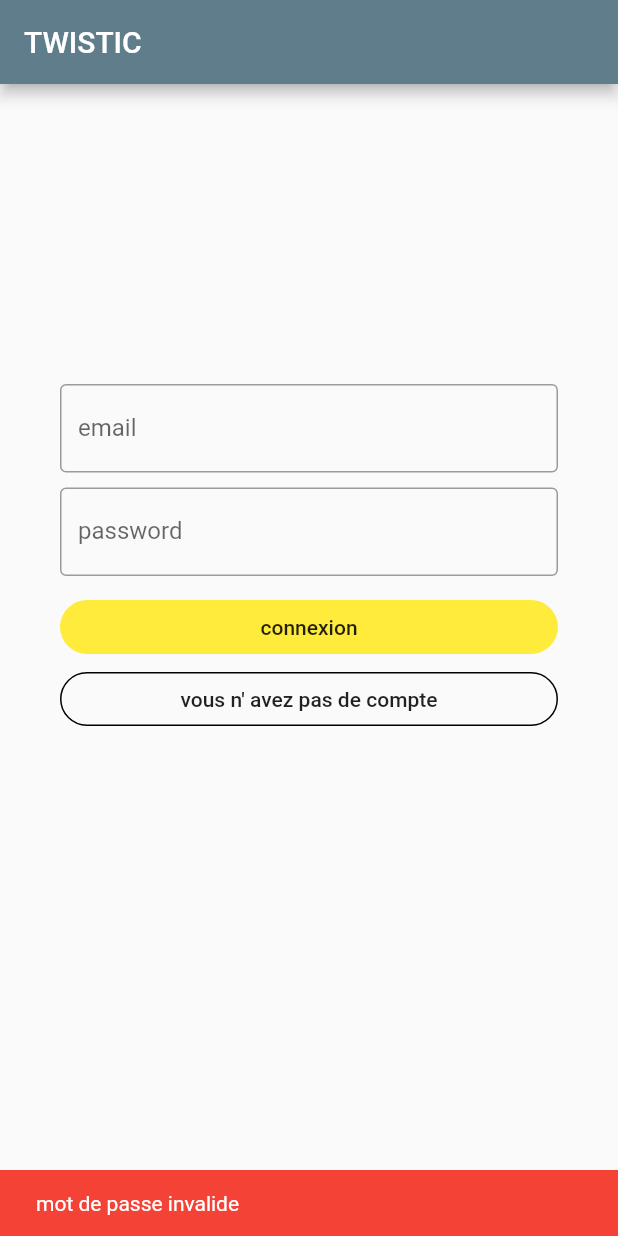
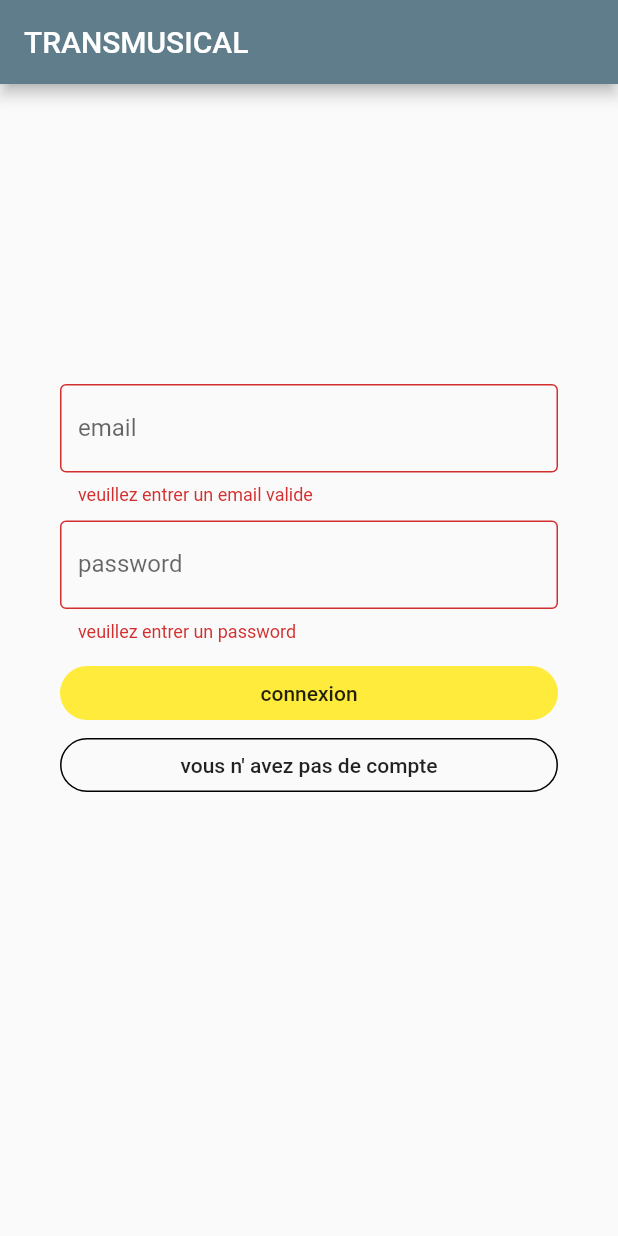
Before and after one commit to Bambamoussa/Transmusicales, a Flutter app: the screen it shows after launch, after a tap on "connexion", on a phone screen of 412 x 824 dp. Run offline on Flutter 3.47's test engine with Material 2 defaults, Android fonts, the phone set to English and light mode, and no system bars; our stand-ins replace cloud_firestore, email_validator, firebase_auth, firebase_core, firebase_database; accounts and stored records are empty.

```diff
--- a/lib/form/connexion.dart
+++ b/lib/form/connexion.dart
@@ -3,8 +3,6 @@ import 'package:flutter/material.dart';
 import 'package:provider/provider.dart';
 import 'package:tp3/home/home_screen.dart';
 import 'package:tp3/provider/user_provider.dart';
-import 'package:tp3/widgets/Values.dart';
-import 'package:tp3/widgets/app_library.dart';
 import 'package:email_validator/email_validator.dart';
 
 
@@ -20,13 +18,15 @@ class Connexion extends StatefulWidget {
 class _ConnexionState extends State<Connexion> {
   String email = "";
   String password = "";
+  String username = "";
   final _formkey = GlobalKey<FormState>();
-
   Future <void> submitForm()async {
     UserProvider userProvider = Provider.of<UserProvider>(context, listen: false);
+    if(_formkey.currentState!.validate()){
       final _result = await userProvider.signInWithEmailAndPassword(email, password);
+      username = await userProvider.fetchUsername();
       if (_result != null) {
-      Navigator.pushNamed(context, HomeScreen.routeName);
+        Navigator.pushNamed(context, HomeScreen.routeName, arguments: username);
       }
       else{
         ScaffoldMessenger.of(context).showSnackBar(
@@ -34,16 +34,19 @@ class _ConnexionState extends State<Connexion> {
         );
       }
     }
+
+  }
   @override
   Widget build(BuildContext context) {
     return Scaffold(
-      appBar: AppBar(title: const Text("TWISTIC"),
+      appBar: AppBar(title: const Text("TRANSMUSICAL"),
         backgroundColor: Colors.blueGrey,
       ),
       body: SingleChildScrollView(
         child: Container(
           padding: const EdgeInsets.symmetric(vertical: 200.0,horizontal: 40.0),
           child: Form(
+            key: _formkey,
             child: Column(
               mainAxisAlignment: MainAxisAlignment.center,
               crossAxisAlignment: CrossAxisAlignment.stretch,
@@ -57,11 +60,11 @@ class _ConnexionState extends State<Connexion> {
                   onChanged: (value)=> email = value,
                 ),
 
-                SizedBox(
+                const SizedBox(
                   height: 10,
                 ),
                 TextFormField(
-                  decoration: InputDecoration(
+                  decoration: const InputDecoration(
                       labelText: "password",
                       border: OutlineInputBorder()
                   ),
--- a/lib/form/inscription.dart
+++ b/lib/form/inscription.dart
@@ -1,12 +1,10 @@
 import 'package:email_validator/email_validator.dart';
 import 'package:flutter/cupertino.dart';
 import 'package:flutter/material.dart';
-import 'package:logger/logger.dart';
 import 'package:provider/provider.dart';
 import 'package:tp3/form/connexion.dart';
 import 'package:tp3/home/home_screen.dart';
 import 'package:tp3/provider/user_provider.dart';
-import 'package:tp3/widgets/Values.dart';
 class Inscription extends StatefulWidget {
   static const String routeName = '/inscription';
   const Inscription({Key? key}) : super(key: key);
@@ -23,9 +21,9 @@ class _InscriptionState extends State<Inscription> {
 Future<void> submitForm()async {
   UserProvider userProvider = Provider.of<UserProvider>(context,listen: false);
   if(_formkey.currentState!.validate()){
-    final _result =  await userProvider.registerWithEmailAndPassword( email,password,username);
+    final _result =  await userProvider.registerWithEmailAndPassword(email,password,username);
     if(_result != null) {
-      Navigator.pushNamed(context, HomeScreen.routeName);
+      Navigator.pushNamed(context, HomeScreen.routeName,arguments: username);
     }
     else{
       ScaffoldMessenger.of(context).showSnackBar(
@@ -37,7 +35,7 @@ Future<void> submitForm()async {
   @override
   Widget build(BuildContext context) {
     return  Scaffold(
-      appBar: AppBar(title: const Text("TWISTIC"),
+      appBar: AppBar(title: const Text("TRANSMUSICAL"),
         backgroundColor: Colors.blueGrey,
       ),
       body: SingleChildScrollView(
--- a/lib/main.dart
+++ b/lib/main.dart
@@ -2,6 +2,7 @@ import 'package:firebase_core/firebase_core.dart';
 import 'package:flutter/material.dart';
 import 'package:provider/provider.dart';
 import 'package:tp3/form/inscription.dart';
+import 'package:tp3/provider/artiste_provider.dart';
 import 'package:tp3/provider/user_provider.dart';
 
 import 'form/connexion.dart';
@@ -21,6 +22,7 @@ class Twistic extends StatefulWidget {
 }
   class _TwisticState extends State<Twistic> {
   final UserProvider userProvider = UserProvider();
+  final ArtisteProvider artisteProvider = ArtisteProvider();
 
   @override
   void initState() {
@@ -31,6 +33,7 @@ class Twistic extends StatefulWidget {
     return  MultiProvider(
         providers:  [
         ChangeNotifierProvider.value(value: userProvider),
+          ChangeNotifierProvider.value(value: artisteProvider),
       ],
       child:  MaterialApp(
         debugShowCheckedModeBanner: false,
--- /dev/null
+++ b/lib/provider/artiste_provider.dart
@@ -0,0 +1,37 @@
+import 'dart:collection';
+import 'dart:convert';
+
+import 'package:cloud_firestore/cloud_firestore.dart';
+import 'package:firebase_database/firebase_database.dart';
+import 'package:flutter/cupertino.dart';
+import 'package:flutter/foundation.dart';
+
+
+class ArtisteProvider extends ChangeNotifier {
+  FirebaseDatabase _database = FirebaseDatabase.instance;
+  List<DatabaseEvent> _artistes = [];
+
+
+  UnmodifiableListView<DatabaseEvent> get artistes => UnmodifiableListView(_artistes);
+
+
+    fetchArtistes()  {
+    try {
+       return FirebaseFirestore.instance.collection('artiste').snapshots();
+    }catch(e){
+       print("Failed to add artiste: $e");
+    }
+  }
+
+  Future<void>allData() async {
+
+    DatabaseReference ref = _database.ref("fields");
+    DatabaseEvent event = await ref.once();
+    print(event.snapshot.value);
+    artistes.add(event);
+    notifyListeners();
+
+  }
+
+
+}
--- a/lib/provider/user_provider.dart
+++ b/lib/provider/user_provider.dart
@@ -1,18 +1,17 @@
 import 'package:cloud_firestore/cloud_firestore.dart';
 import 'package:firebase_auth/firebase_auth.dart';
-import 'package:firebase_core/firebase_core.dart';
 import 'package:flutter/cupertino.dart';
-import 'package:tp3/auth_firebase.dart';
-import 'package:tp3/model/user.dart';
 
 class UserProvider extends ChangeNotifier {
 
   final FirebaseAuth _auth = FirebaseAuth.instance;
-
+  String _username = "";
 
   Future signInWithEmailAndPassword(String email, String password ) async {
     try {
       final result = await _auth.signInWithEmailAndPassword(email: email, password: password);
+
+
       return result.user;
     }  on FirebaseAuthException  catch(e) {
        if(e.code == "user-not-found") {
@@ -22,6 +21,10 @@ class UserProvider extends ChangeNotifier {
         print("wrong password provided for that user");
        }
     }
+  }
+  Future <String> fetchUsername()async {
+   _username = _auth.currentUser!.displayName!;
+   return _username;
   }
 
   Future   registerWithEmailAndPassword(String email, String password, String username) async {
--- a/pubspec.yaml
+++ b/pubspec.yaml
@@ -41,6 +41,7 @@ dependencies:
   provider: ^6.0.2
   logger: ^1.1.0
   email_validator: ^2.0.1
+  firebase_database: ^9.0.6
 
 dev_dependencies:
   flutter_test:
@@ -65,8 +66,8 @@ flutter:
   uses-material-design: true
 
   # To add assets to your application, add an assets section, like this:
-  # assets:
-  #   - images/a_dot_burr.jpeg
+  assets:
+   - assets/out.json
   #   - images/a_dot_ham.jpeg
 
   # An image asset can refer to one or more resolution-specific "variants", see
```
Also changed, not shown: lib/aristes/artiste_list.dart (added, +26 -0 lines), lib/home/home_screen.dart (+34 -7 lines), lib/model/Artiste.dart (added, +21 -0 lines), lib/widgets/drawer_view.dart (added, +51 -0 lines), pubspec.lock. Lines whose indentation alone changed are shown as unchanged.
